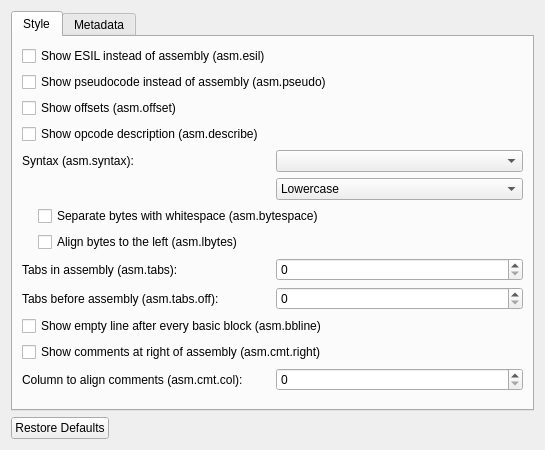
First picture: the form in src/dialogs/preferences/AsmOptionsWidget.ui, repository rizinorg/cutter, before the edit.
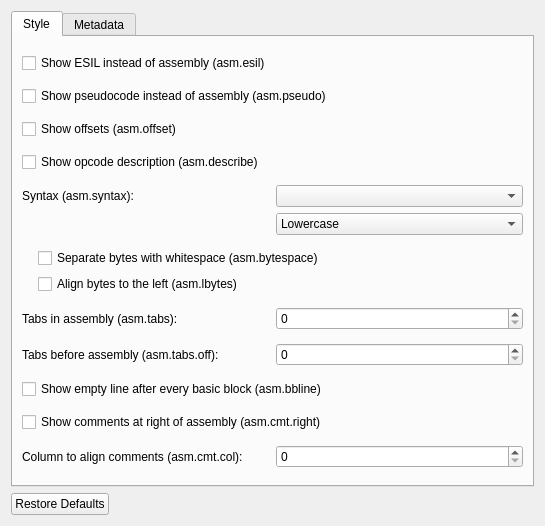
Second picture: the form after the edit. The open tabs and pages were chosen to show the change.

Commit message: Improve dialogs and positions

Patch:
```diff
--- a/src/dialogs/preferences/AsmOptionsWidget.ui
+++ b/src/dialogs/preferences/AsmOptionsWidget.ui
@@ -7,7 +7,7 @@
     <x>0</x>
     <y>0</y>
     <width>545</width>
-    <height>450</height>
+    <height>526</height>
    </rect>
   </property>
   <property name="windowTitle">
```
Left out of the diff: 2 changed lines with no effect on the pictures. The commit also changes 2 other files.
